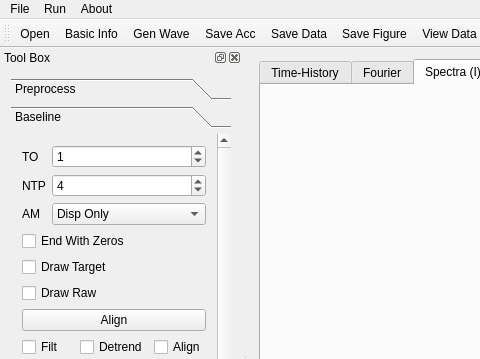
First picture: the form in EQSignal/mainwindow.ui, repository Panchatantra/EQSignal, before the edit; both pictures show x 0 to 480 and y 0 to 359 of the 840 by 701 pixel window.
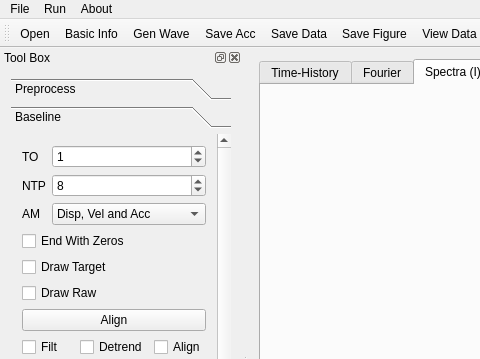
Second picture: the form after the edit. The open tabs and pages were chosen to show the change. Icons and pictures are not drawn. Custom widgets are drawn as their Qt base class.

Patch:
```diff
--- a/EQSignal/mainwindow.ui
+++ b/EQSignal/mainwindow.ui
@@ -521,7 +521,7 @@
             <string>&lt;html&gt;&lt;head/&gt;&lt;body&gt;&lt;p&gt;Number of &lt;span style=&quot; font-weight:600;&quot;&gt;Controlled Times&lt;/span&gt;&lt;/p&gt;&lt;/body&gt;&lt;/html&gt;</string>
            </property>
            <property name="value">
-            <number>4</number>
+            <number>8</number>
            </property>
           </widget>
          </item>
@@ -540,6 +540,9 @@
            <property name="toolTip">
             <string>&lt;html&gt;&lt;head/&gt;&lt;body&gt;&lt;p&gt;Method for &lt;span style=&quot; font-weight:600;&quot;&gt;Alignment&lt;/span&gt;&lt;/p&gt;&lt;/body&gt;&lt;/html&gt;</string>
            </property>
+           <property name="currentIndex">
+            <number>2</number>
+           </property>
            <item>
             <property name="text">
              <string>Disp Only</string>
```
Left out of the diff: 40 changed lines with no effect on the pictures.
